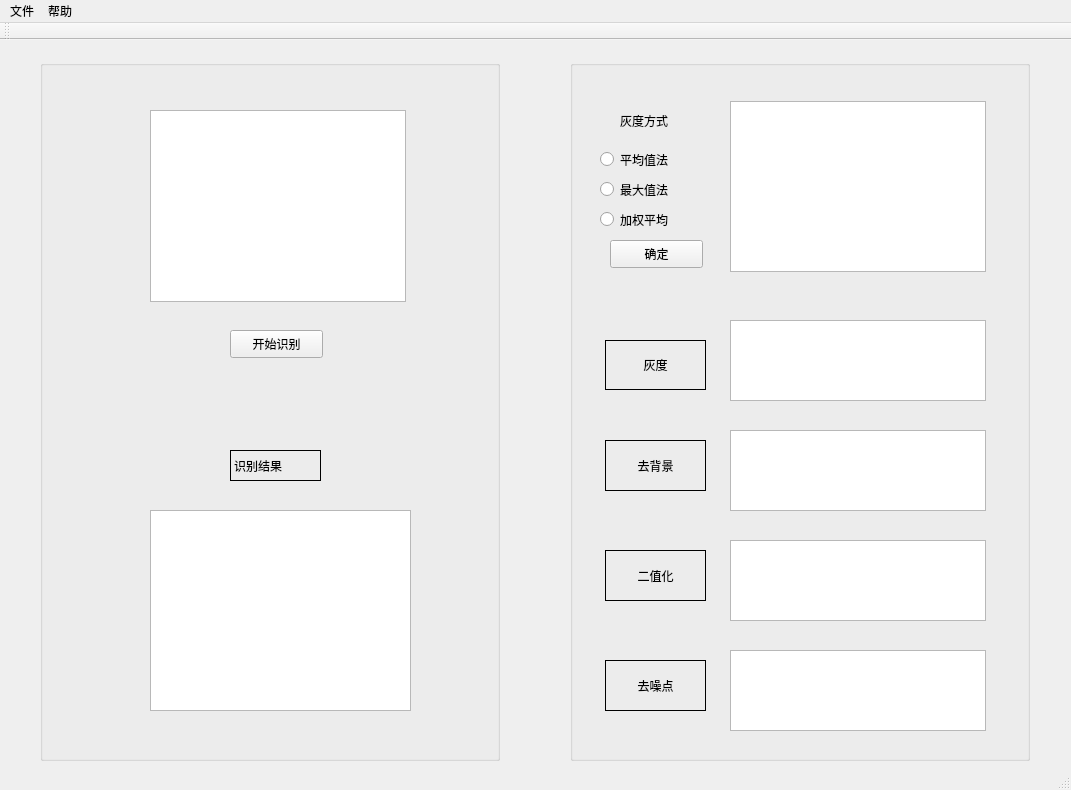
Old version of the form View/Vcode/Vcode/Vcode.ui in the repository YujieLu10/CAPTCHA_MVVM.
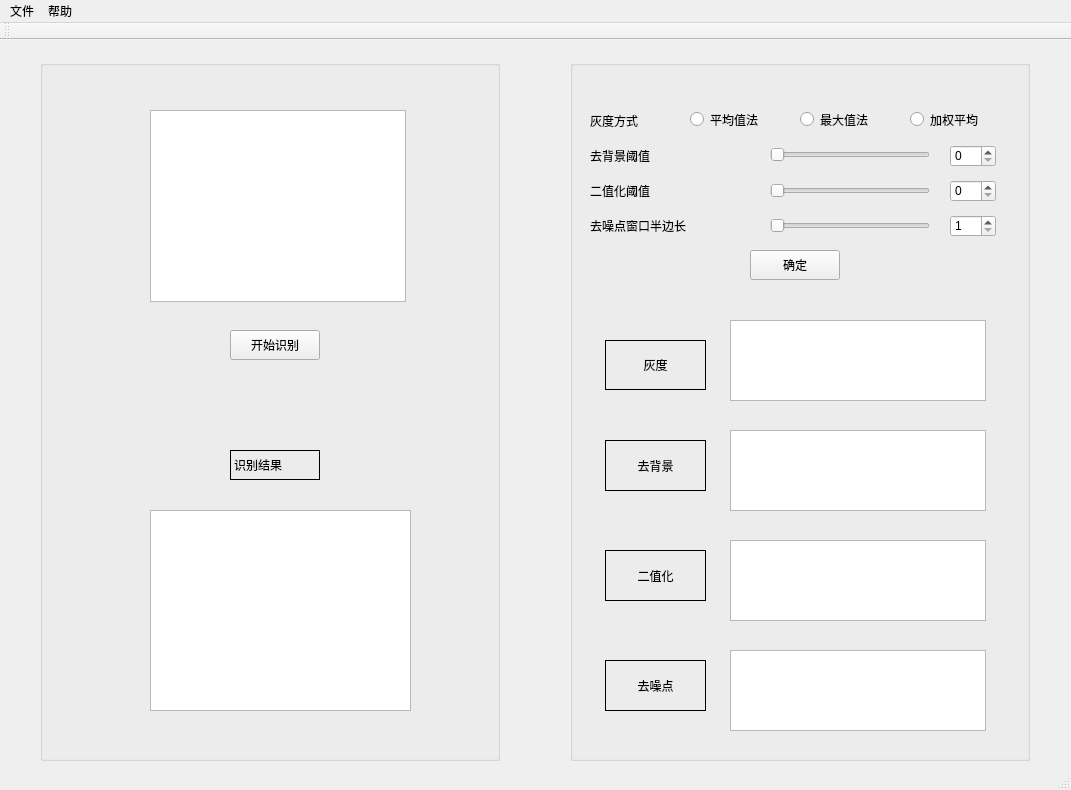
New version of the form.

Commit message: Viewoptimal ui & threshold

```diff
--- a/View/Vcode/Vcode/Vcode.ui
+++ b/View/Vcode/Vcode/Vcode.ui
@@ -41,8 +41,8 @@
       <rect>
        <x>190</x>
        <y>270</y>
-       <width>93</width>
-       <height>28</height>
+       <width>90</width>
+       <height>30</height>
       </rect>
      </property>
      <property name="styleSheet">
@@ -67,8 +67,8 @@
       <rect>
        <x>190</x>
        <y>390</y>
-       <width>91</width>
-       <height>31</height>
+       <width>90</width>
+       <height>30</height>
       </rect>
      </property>
      <property name="styleSheet">
@@ -134,16 +134,6 @@
       </rect>
      </property>
     </widget>
-    <widget class="QGraphicsView" name="rightOriginView">
-     <property name="geometry">
-      <rect>
-       <x>160</x>
-       <y>41</y>
-       <width>256</width>
-       <height>171</height>
-      </rect>
-     </property>
-    </widget>
     <widget class="QLabel" name="label_4">
      <property name="geometry">
       <rect>
@@ -247,8 +237,8 @@
     <widget class="QRadioButton" name="aveButton">
      <property name="geometry">
       <rect>
-       <x>30</x>
-       <y>90</y>
+       <x>120</x>
+       <y>50</y>
        <width>115</width>
        <height>19</height>
       </rect>
@@ -263,8 +253,8 @@
     <widget class="QRadioButton" name="maxbutton">
      <property name="geometry">
       <rect>
-       <x>30</x>
-       <y>120</y>
+       <x>230</x>
+       <y>50</y>
        <width>115</width>
        <height>19</height>
       </rect>
@@ -279,8 +269,8 @@
     <widget class="QRadioButton" name="weightAveButton">
      <property name="geometry">
       <rect>
-       <x>30</x>
-       <y>150</y>
+       <x>340</x>
+       <y>50</y>
        <width>115</width>
        <height>19</height>
       </rect>
@@ -295,7 +285,7 @@
     <widget class="QLabel" name="label_6">
      <property name="geometry">
       <rect>
-       <x>50</x>
+       <x>20</x>
        <y>50</y>
        <width>81</width>
        <height>21</height>
@@ -311,16 +301,169 @@
     <widget class="QPushButton" name="confirmButton">
      <property name="geometry">
       <rect>
-       <x>40</x>
-       <y>180</y>
-       <width>93</width>
-       <height>28</height>
+       <x>180</x>
+       <y>190</y>
+       <width>90</width>
+       <height>30</height>
       </rect>
      </property>
+     <property name="styleSheet">
+      <string notr="true">font: 12pt &quot;Agency FB&quot;;</string>
+     </property>
      <property name="text">
       <string>确定</string>
      </property>
     </widget>
+    <widget class="QLabel" name="label_7">
+     <property name="geometry">
+      <rect>
+       <x>20</x>
+       <y>85</y>
+       <width>101</width>
+       <height>21</height>
+      </rect>
+     </property>
+     <property name="styleSheet">
+      <string notr="true">font: 12pt &quot;Agency FB&quot;；</string>
+     </property>
+     <property name="text">
+      <string>去背景阈值</string>
+     </property>
+    </widget>
+    <widget class="QLabel" name="label_8">
+     <property name="geometry">
+      <rect>
+       <x>20</x>
+       <y>120</y>
+       <width>101</width>
+       <height>21</height>
+      </rect>
+     </property>
+     <property name="styleSheet">
+      <string notr="true">font: 12pt &quot;Agency FB&quot;；</string>
+     </property>
+     <property name="text">
+      <string>二值化阈值</string>
+     </property>
+    </widget>
+    <widget class="QLabel" name="label_9">
+     <property name="geometry">
+      <rect>
+       <x>20</x>
+       <y>155</y>
+       <width>170</width>
+       <height>21</height>
+      </rect>
+     </property>
+     <property name="styleSheet">
+      <string notr="true">font: 12pt &quot;Agency FB&quot;；</string>
+     </property>
+     <property name="text">
+      <string>去噪点窗口半边长</string>
+     </property>
+    </widget>
+    <widget class="QSlider" name="rBGSlider">
+     <property name="geometry">
+      <rect>
+       <x>200</x>
+       <y>85</y>
+       <width>160</width>
+       <height>20</height>
+      </rect>
+     </property>
+     <property name="maximum">
+      <number>255</number>
+     </property>
+     <property name="orientation">
+      <enum>Qt::Horizontal</enum>
+     </property>
+     <property name="invertedAppearance">
+      <bool>false</bool>
+     </property>
+     <property name="invertedControls">
+      <bool>false</bool>
+     </property>
+     <property name="tickPosition">
+      <enum>QSlider::NoTicks</enum>
+     </property>
+    </widget>
+    <widget class="QSlider" name="binarySlider">
+     <property name="geometry">
+      <rect>
+       <x>200</x>
+       <y>120</y>
+       <width>160</width>
+       <height>22</height>
+      </rect>
+     </property>
+     <property name="maximum">
+      <number>255</number>
+     </property>
+     <property name="orientation">
+      <enum>Qt::Horizontal</enum>
+     </property>
+    </widget>
+    <widget class="QSlider" name="denoiseSlider">
+     <property name="geometry">
+      <rect>
+       <x>200</x>
+       <y>155</y>
+       <width>160</width>
+       <height>22</height>
+      </rect>
+     </property>
+     <property name="minimum">
+      <number>1</number>
+     </property>
+     <property name="maximum">
+      <number>10</number>
+     </property>
+     <property name="orientation">
+      <enum>Qt::Horizontal</enum>
+     </property>
+    </widget>
+    <widget class="QSpinBox" name="rBGSpinBox">
+     <property name="geometry">
+      <rect>
+       <x>380</x>
+       <y>85</y>
+       <width>46</width>
+       <height>22</height>
+      </rect>
+     </property>
+     <property name="maximum">
+      <number>255</number>
+     </property>
+    </widget>
+    <widget class="QSpinBox" name="binarySpinBox">
+     <property name="geometry">
+      <rect>
+       <x>380</x>
+       <y>120</y>
+       <width>46</width>
+       <height>22</height>
+      </rect>
+     </property>
+     <property name="maximum">
+      <number>255</number>
+     </property>
+    </widget>
+    <widget class="QSpinBox" name="denoiseSpinBox">
+     <property name="geometry">
+      <rect>
+       <x>380</x>
+       <y>155</y>
+       <width>46</width>
+       <height>22</height>
+      </rect>
+     </property>
+     <property name="minimum">
+      <number>1</number>
+     </property>
+     <property name="maximum">
+      <number>10</number>
+     </property>
+    </widget>
    </widget>
   </widget>
   <widget class="QMenuBar" name="menuBar">
```
The commit also changes 5 other files.
